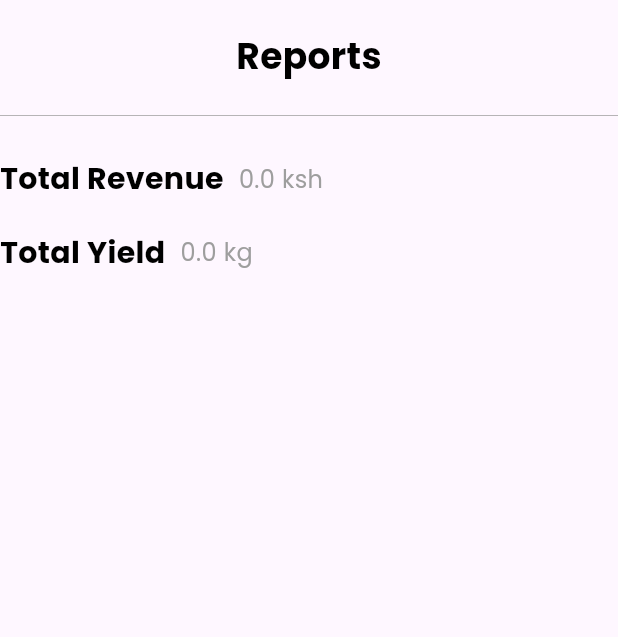
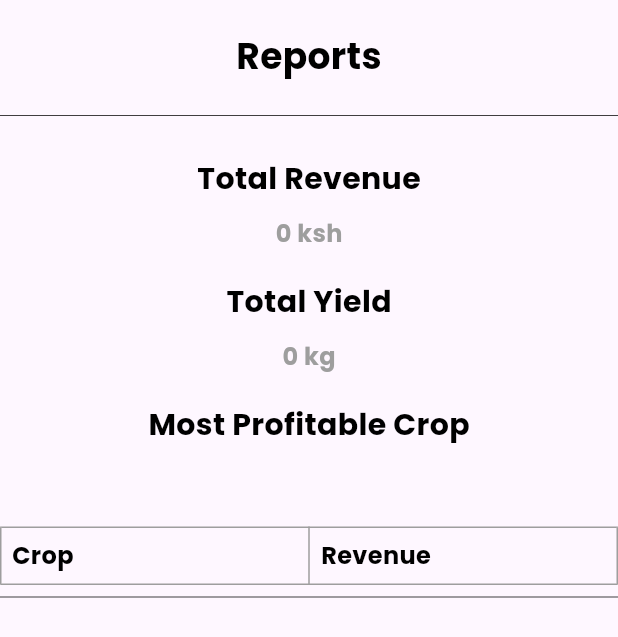
Before and after one commit to iBosire/yield-mate, a Flutter app: the ReportsSection widget shown alone on an empty page, opened directly, on a phone screen of 412 x 824 dp. Shown: the top 637 px of the screen. Run offline on Flutter 3.47's test engine with Material 3 defaults, Android fonts, the phone set to English and light mode, and no system bars; our stand-ins replace cloud_firestore, firebase_auth, firebase_core, flutter_spinkit, flutter_svg; accounts and stored records are empty.

Commit message:
completed user reports

```diff
--- a/lib/pages/farmer/home.dart
+++ b/lib/pages/farmer/home.dart
@@ -264,12 +264,18 @@ class FieldPageState extends State<FieldPage> with SingleTickerProviderStateMixi
 }
 
 class ReportsSection extends StatelessWidget {
-
-  Future<List<String?>> getReports(String uid) async {
+  Future<Map<String, dynamic>> getReports(String uid) async {
     double r = await DatabaseService(uid: uid).getTotalRevenue();
     double y = await DatabaseService(uid: uid).getTotalYield();
+    String c = await DatabaseService(uid: uid).mostProfitableCrop();
+    Map<String, dynamic> rByCrop = await DatabaseService(uid: uid).earningsByCrop();
     log("Reports: $r, Yield $y");
-    return [r.toString(), y.toString()];
+    return {
+      'revenue': r,
+      'yield': y,
+      'crop': c,
+      'rByCrop': rByCrop,
+    };
   }
 
   const ReportsSection({
@@ -292,17 +298,17 @@ class ReportsSection extends StatelessWidget {
         ),
         const SizedBox(height: 15),
         const Divider(
-          color: Colors.grey,
+          color: Colors.black,
           thickness: 0.5,
         ),
-        FutureBuilder<List<String?>>(
+        FutureBuilder<Map<String, dynamic>>(
           future: getReports(currentUser),
           builder: (context, reports){
           log("Reports: ${reports.data}");
           return Column(
             children: [
               const SizedBox(height: 20),
-                  Row(
+              Column(
                 children: [
                   const Text(
                     'Total Revenue',
@@ -312,19 +318,19 @@ class ReportsSection extends StatelessWidget {
                       fontWeight: FontWeight.bold,
                     ),
                   ),
-                      const SizedBox(width: 10),
+                  const SizedBox(height: 10),
                   Text(
-                        reports.data != null && reports.data!.isNotEmpty ? '${reports.data![0]} ksh': '0 ksh',
+                    reports.data != null && reports.data!.isNotEmpty ? '${reports.data!['revenue']} ksh': '0 ksh',
                     style: const TextStyle(
                       color: Colors.grey,
                       fontSize: 16,
-                          fontWeight: FontWeight.w400,
+                      fontWeight: FontWeight.bold,
                     ),
                   ),
                 ],
               ),
               const SizedBox(height: 20,),
-                  Row(
+              Column(
                 children: [
                   const Text(
                     'Total Yield',
@@ -334,17 +340,46 @@ class ReportsSection extends StatelessWidget {
                       fontWeight: FontWeight.bold,
                     ),
                   ),
-                      const SizedBox(width: 10),
+                  const SizedBox(height: 10),
                   Text(
-                        reports.data != null && reports.data!.isNotEmpty ? '${reports.data![1]} kg' : '0 kg',
+                    reports.data != null && reports.data!.isNotEmpty ? '${reports.data!['yield']} kg' : '0 kg',
                     style: const TextStyle(
                       color: Colors.grey,
                       fontSize: 16,
-                          fontWeight: FontWeight.w400,
+                      fontWeight: FontWeight.bold,
                     ),
                   ),
                 ],
               ),
+              const SizedBox(height: 20,),
+              Column(
+                children: [
+                  const Text(
+                    'Most Profitable Crop',
+                    style: TextStyle(
+                      color: Colors.black,
+                      fontSize: 20,
+                      fontWeight: FontWeight.bold,
+                    ),
+                  ),
+                  const SizedBox(height: 10),
+                  Text(
+                    reports.data != null && reports.data!.isNotEmpty ? '${reports.data!['crop']}' : '',
+                    style: const TextStyle(
+                      color: Colors.grey,
+                      fontSize: 16,
+                      fontWeight: FontWeight.bold,
+                    ),
+                  ),
+                ],
+              ),
+              const SizedBox(height: 20,),
+              buildTable(reports.data != null && reports.data!.isNotEmpty ? reports.data!['rByCrop'] : {}),
+              const Divider(
+                color: Colors.black,
+                thickness: 0.5,
+              ),
+              const SizedBox(height: 20,),
               ],
             );
           }
@@ -352,6 +387,73 @@ class ReportsSection extends StatelessWidget {
       ],
     );
   }
+}
+
+Widget buildTable(Map<String, dynamic> rByCrop){
+  List<TableRow> rows = [];
+  // table header
+  rows.add(
+    const TableRow(
+      children: [
+        Padding(
+          padding: EdgeInsets.all(8.0),
+          child: Text(
+            'Crop',
+            style: TextStyle(
+              color: Colors.black,
+              fontSize: 16,
+              fontWeight: FontWeight.bold,
+            ),
+          ),
+        ),
+        Padding(
+          padding: EdgeInsets.all(8.0),
+          child: Text(
+            'Revenue',
+            style: TextStyle(
+              color: Colors.black,
+              fontSize: 16,
+              fontWeight: FontWeight.bold,
+            ),
+          ),
+        ),
+      ],
+    ),
+  );
+  rByCrop.forEach((key, value) {
+    rows.add(
+      TableRow(
+        children: [
+          Padding(
+            padding: const EdgeInsets.all(8.0),
+            child: Text(
+              key,
+              style: const TextStyle(
+                color: Colors.black,
+                fontSize: 16,
+                fontWeight: FontWeight.bold,
+              ),
+            ),
+          ),
+          Padding(
+            padding: const EdgeInsets.all(8.0),
+            child: Text(
+              '$value ksh',
+              style: const TextStyle(
+                color: Colors.grey,
+                fontSize: 16,
+                fontWeight: FontWeight.bold,
+              ),
+            ),
+          ),
+        ],
+      ),
+    );
+  });
+  return Table(
+    border: TableBorder.all(color: Colors.grey),
+    children: rows,
+  );
 }
 
 void _showSettings(BuildContext context, AuthService _auth) {
--- a/lib/services/database.dart
+++ b/lib/services/database.dart
@@ -242,6 +242,43 @@ class DatabaseService {
     }
     return totalRevenue;
   }
+  // most profitable crop
+  Future<String> mostProfitableCrop() async {
+    QuerySnapshot response = await plotCollection.where('user', isEqualTo: uid).get();
+    log("Most Profitable Crop Response: ${response.docs.length}");
+    List<PlotModel> plots = _plotListFromSnapshot(response);
+    Map<String, double> cropRevenue = {};
+    for (var plot in plots) {
+      if(!plot.active){
+        if(cropRevenue.containsKey(plot.crop)){
+          cropRevenue[plot.crop] = cropRevenue[plot.crop]! + (plot.actualRevenue as num).toDouble();
+        } else {
+          cropRevenue[plot.crop] = (plot.actualRevenue as num).toDouble();
+        }
+      }
+    }
+    String mostProfitableCrop = cropRevenue.entries.reduce((a, b) => a.value > b.value ? a : b).key;
+    log("Most Profitable Crop: $mostProfitableCrop");
+    return mostProfitableCrop;
+  }
+  // total earnings by crop
+  Future<Map<String, double>> earningsByCrop() async {
+    QuerySnapshot response = await plotCollection.where('user', isEqualTo: uid).get();
+    log("Earnings by Crop Response: ${response.docs.length}");
+    List<PlotModel> plots = _plotListFromSnapshot(response);
+    Map<String, double> cropRevenue = {};
+    for (var plot in plots) {
+      if(!plot.active){
+        if(cropRevenue.containsKey(plot.crop)){
+          cropRevenue[plot.crop] = cropRevenue[plot.crop]! + (plot.actualRevenue as num).toDouble();
+        } else {
+          cropRevenue[plot.crop] = (plot.actualRevenue as num).toDouble();
+        }
+      }
+    }
+    log("Earnings by Crop: $cropRevenue");
+    return cropRevenue;
+  }
 
   //? SEED functions
   // add seed
```
Lines whose indentation alone changed are shown as unchanged.
